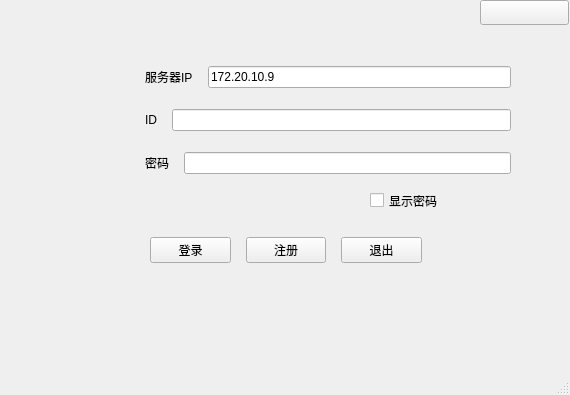
Old version of the form bin/QT-myChat-Client/login.ui in the repository Alanxtl/QT-myChat.
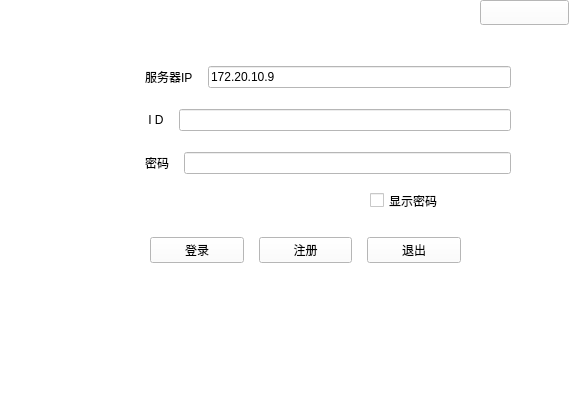
New version of the form. Icons and pictures are not drawn.

Patch:
```diff
--- a/bin/QT-myChat-Client/login.ui
+++ b/bin/QT-myChat-Client/login.ui
@@ -20,7 +20,8 @@
    <string>MainWindow</string>
   </property>
   <property name="styleSheet">
-   <string notr="true">background-image: url(:/images/ab (1).jpg);</string>
+   <string notr="true">background-color: rgb(255, 255, 255);
+background-image: url(:/images/cat.jpg);</string>
   </property>
   <widget class="QWidget" name="zhhao">
    <property name="maximumSize">
@@ -34,7 +35,7 @@
      <rect>
       <x>150</x>
       <y>230</y>
-      <width>272</width>
+      <width>311</width>
       <height>41</height>
      </rect>
     </property>
@@ -141,7 +142,7 @@
          <item>
           <widget class="QLabel" name="namel">
            <property name="text">
-            <string>ID</string>
+            <string> I D</string>
            </property>
           </widget>
          </item>
```
Left out of the diff: 2 changed lines with no effect on the pictures.
